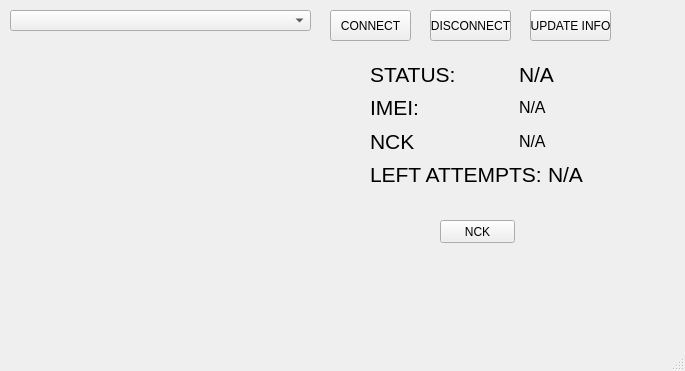
First picture: the form in src/mainwindow.ui, repository Palit-Invalid/huawei_unlock, before the edit.
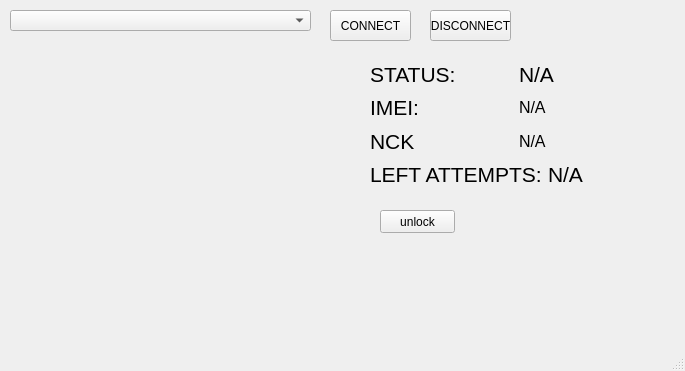
Second picture: the form after the edit.

Commit message: autoupdate info after connect

The edit to the form file:
```diff
--- a/src/mainwindow.ui
+++ b/src/mainwindow.ui
@@ -104,19 +104,6 @@
      </item>
     </layout>
    </widget>
-   <widget class="QPushButton" name="update_button">
-    <property name="geometry">
-     <rect>
-      <x>530</x>
-      <y>10</y>
-      <width>81</width>
-      <height>31</height>
-     </rect>
-    </property>
-    <property name="text">
-     <string>UPDATE INFO</string>
-    </property>
-   </widget>
    <widget class="QWidget" name="layoutWidget">
     <property name="geometry">
      <rect>
@@ -244,14 +231,14 @@
    <widget class="QPushButton" name="nck_button">
     <property name="geometry">
      <rect>
-      <x>440</x>
-      <y>220</y>
+      <x>380</x>
+      <y>210</y>
       <width>75</width>
       <height>23</height>
      </rect>
     </property>
     <property name="text">
-     <string>NCK</string>
+     <string>unlock</string>
     </property>
    </widget>
   </widget>
```
Left out of the diff: 2 changed lines with no effect on the pictures. The commit also changes 5 other files.
